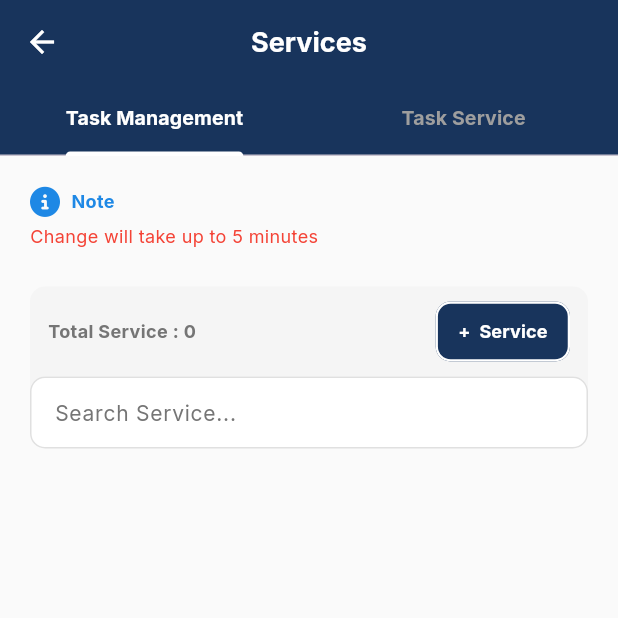
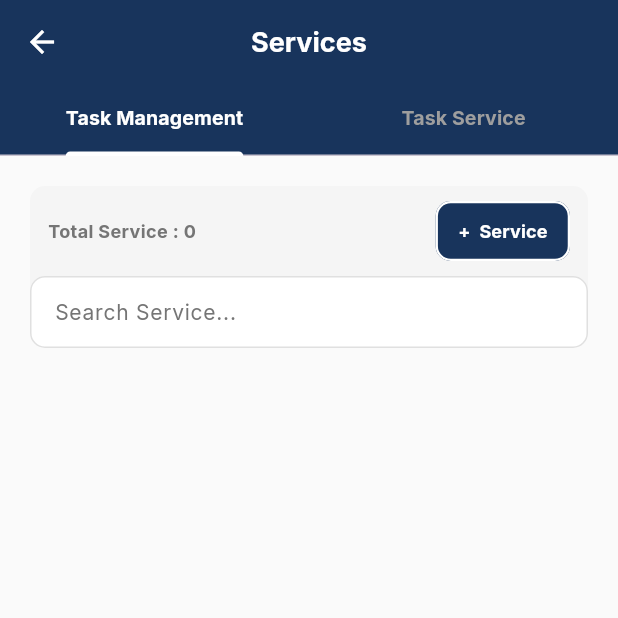
Before and after one commit to iskros03/servenow-mobile, a Flutter app: the Services screen opened by its route, on a phone screen of 412 x 824 dp, the top half of it. Run offline on Flutter 3.47's test engine with Material 3 defaults, Android fonts, the light colour scheme and no system bars; our stand-ins replace flutter_dotenv, flutter_spinkit, font_awesome_flutter, image_picker, permission_handler, shared_preferences and 1 more; accounts and stored records are empty; network calls fail.

Commit message:
enhance code

```diff
--- a/lib/screens/services.dart
+++ b/lib/screens/services.dart
@@ -118,40 +118,7 @@ class _ServicesState extends State<Services> {
               child: Column(
                 crossAxisAlignment: CrossAxisAlignment.start,
                 children: [
-                  Column(
-                    crossAxisAlignment: CrossAxisAlignment.start,
-                    children: [
-                      Row(
-                        children: [
-                          FaIcon(
-                            FontAwesomeIcons.circleInfo,
-                            color: Colors.blue[600],
-                            size: 20,
-                          ),
-                          const SizedBox(width: 7.5),
-                          Text(
-                            'Note',
-                            style: TextStyle(
-                              color: Colors.blue[600],
-                              fontFamily: 'Inter',
-                              fontWeight: FontWeight.bold,
-                              fontSize: 12,
-                            ),
-                          ),
-                        ],
-                      ),
-                      const SizedBox(height: 5),
-                      const Text(
-                        'Change will take up to 5 minutes',
-                        style: TextStyle(
-                          color: Colors.red,
-                          fontFamily: 'Inter',
-                          fontSize: 12,
-                        ),
-                      ),
-                    ],
-                  ),
-                  SizedBox(height: 25),
+
                   Container(
                     decoration: BoxDecoration(
                         color: Colors.grey[100],
--- a/pubspec.yaml
+++ b/pubspec.yaml
@@ -43,7 +43,7 @@ dependencies:
   permission_handler: ^11.3.1
   flutter_dotenv: ^5.2.1
   intl: ^0.19.0
-  syncfusion_flutter_calendar: ^28.1.33
+  syncfusion_flutter_calendar: ^27.2.5
 
 dev_dependencies:
   flutter_test:
```
Also changed, not shown: lib/screens/task_preferences.dart (+1 -34 lines), pubspec.lock.
